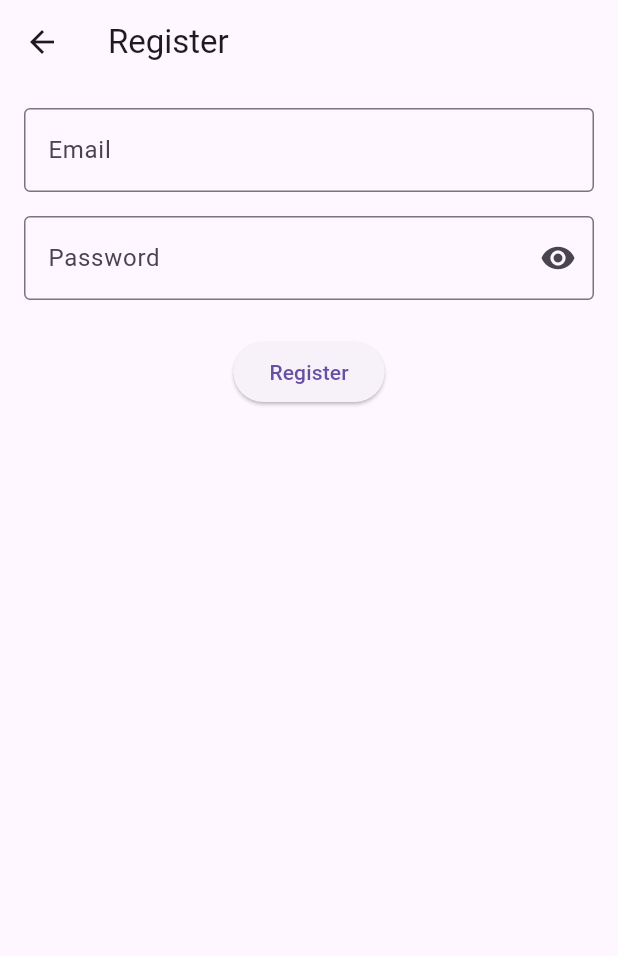
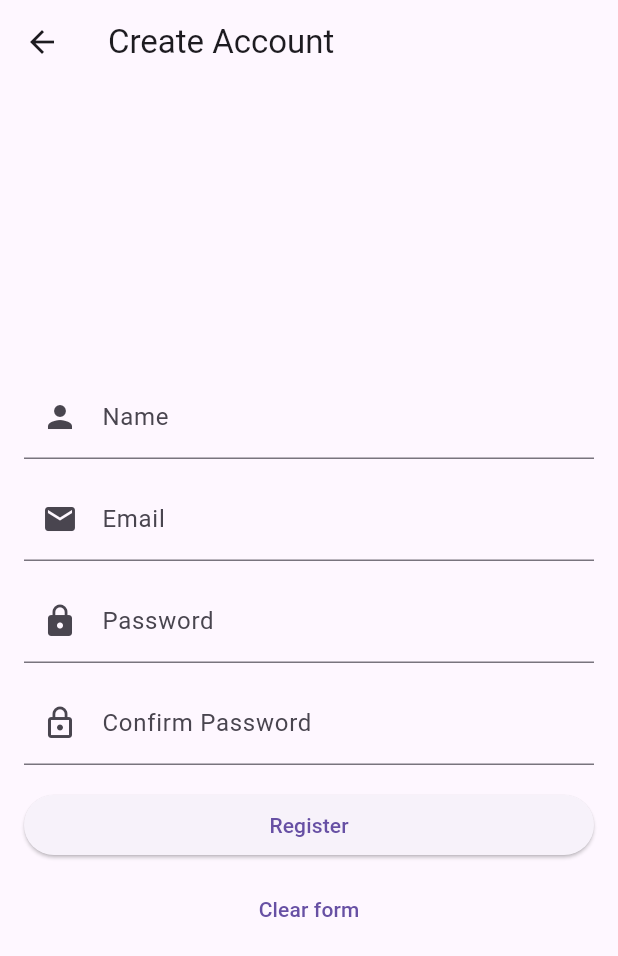
Before and after one commit to Faliboga-Dimitrie/my_2048_game, a Flutter app: the screen it shows after launch, after a tap on "3. Register as player", on a phone screen of 412 x 824 dp. Shown: the top 956 px of the screen. Run offline on Flutter 3.47's test engine with Material 3 defaults, Android fonts, the phone set to English and light mode, and no system bars.

Commit message:
Refactor authentication flow: remove unused login model, implement API service for login and registration, and enhance ViewModels for better state management

```diff
--- /dev/null
+++ b/lib/features/auth/veiwModel/register_vm.dart
@@ -0,0 +1,106 @@
+import 'package:flutter/material.dart';
+import 'package:my_2048_game/features/auth/service/auth_api_service.dart';
+
+class RegisterViewModel extends ChangeNotifier {
+  // Injected dependencies
+  final AuthApiService _authApi;
+  RegisterViewModel(this._authApi);
+
+  final TextEditingController emailController = TextEditingController();
+  final TextEditingController passwordController = TextEditingController();
+  final TextEditingController confirmPasswordController =
+      TextEditingController();
+  final TextEditingController nameController = TextEditingController();
+
+  bool _isLoading = false;
+  String? _errorMessage;
+  bool _obscurePassword = true;
+  bool _obscureConfirmPassword = true;
+
+  bool get isLoading => _isLoading;
+  String? get errorMessage => _errorMessage;
+  bool get obscurePassword => _obscurePassword;
+  bool get obscureConfirmPassword => _obscureConfirmPassword;
+
+  void togglePasswordVisibility() {
+    _obscurePassword = !_obscurePassword;
+    notifyListeners();
+  }
+
+  void toggleConfirmPasswordVisibility() {
+    _obscureConfirmPassword = !_obscureConfirmPassword;
+    notifyListeners();
+  }
+
+  bool _validateForm() {
+    if (nameController.text.isEmpty) {
+      _errorMessage = 'Name is required';
+      return false;
+    }
+    if (emailController.text.isEmpty || !emailController.text.contains('@')) {
+      _errorMessage = 'Valid email is required';
+      return false;
+    }
+    if (passwordController.text.isEmpty || passwordController.text.length < 6) {
+      _errorMessage = 'Password must be at least 6 characters';
+      return false;
+    }
+    if (passwordController.text != confirmPasswordController.text) {
+      _errorMessage = 'Passwords do not match';
+      return false;
+    }
+    return true;
+  }
+
+  Future<bool> register() async {
+    _errorMessage = null;
+
+    if (!_validateForm()) {
+      notifyListeners();
+      return false;
+    }
+
+    _isLoading = true;
+    _errorMessage = null;
+    notifyListeners();
+
+    try {
+      final token = await _authApi.register(
+        email: emailController.text.trim(),
+        password: passwordController.text,
+      );
+
+      await Future.delayed(Duration(seconds: 2)); // Simulate network call
+
+      // Handle successful registration
+      debugPrint('Registered with token: $token');
+      clearForm();
+      return true;
+    } catch (e) {
+      _errorMessage = 'Registration failed';
+      debugPrint(e.toString());
+      return false;
+    } finally {
+      _isLoading = false;
+      notifyListeners();
+    }
+  }
+
+  void clearForm() {
+    emailController.clear();
+    passwordController.clear();
+    confirmPasswordController.clear();
+    nameController.clear();
+    _errorMessage = null;
+    notifyListeners();
+  }
+
+  @override
+  void dispose() {
+    emailController.dispose();
+    passwordController.dispose();
+    confirmPasswordController.dispose();
+    nameController.dispose();
+    super.dispose();
+  }
+}
--- a/lib/features/auth/view/register_view.dart
+++ b/lib/features/auth/view/register_view.dart
@@ -1,102 +1,179 @@
+// register_screen.dart
 import 'package:flutter/material.dart';
+import 'package:my_2048_game/features/auth/veiwModel/register_vm.dart';
+import 'package:provider/provider.dart';
 
-class RegisterScreen extends StatefulWidget {
+class RegisterScreen extends StatelessWidget {
   const RegisterScreen({super.key});
 
   @override
-  State<RegisterScreen> createState() => _RegisterScreenState();
+  Widget build(BuildContext context) {
+    return const _RegisterView();
+  }
 }
 
-class _RegisterScreenState extends State<RegisterScreen> {
-  final _formKey = GlobalKey<FormState>();
-  final _emailController = TextEditingController();
-  final _passwordController = TextEditingController();
-  bool _obscurePassword = true;
+class _RegisterView extends StatefulWidget {
+  const _RegisterView({super.key});
 
   @override
-  void dispose() {
-    _emailController.dispose();
-    _passwordController.dispose();
-    super.dispose();
+  State<_RegisterView> createState() => _RegisterViewState();
 }
 
-  String? _validateEmail(String? value) {
-    if (value == null || value.isEmpty) {
-      return 'Email is required';
+class _RegisterViewState extends State<_RegisterView> {
+  final _formKey = GlobalKey<FormState>();
+
+  Future<void> _onSubmit(RegisterViewModel vm) async {
+    if (!_formKey.currentState!.validate()) return;
+    await vm.register();
   }
-    final emailRegex = RegExp(r'^[\w-\.]+@([\w-]+\.)+[\w-]{2,4}$');
-    if (!emailRegex.hasMatch(value)) {
-      return 'Enter a valid email address';
+
+  @override
+  Widget build(BuildContext context) {
+    final vm = context.watch<RegisterViewModel>(); // this is like Consumer
+
+    return Scaffold(
+      appBar: AppBar(title: const Text('Create Account')),
+      body: SafeArea(
+        child: Center(
+          child: SingleChildScrollView(
+            padding: const EdgeInsets.all(16),
+            child: Form(
+              key: _formKey,
+              child: Column(
+                mainAxisSize: MainAxisSize.min,
+                children: [
+                  // Name
+                  TextFormField(
+                    controller: vm.nameController,
+                    textInputAction: TextInputAction.next,
+                    decoration: const InputDecoration(
+                      labelText: 'Name',
+                      prefixIcon: Icon(Icons.person),
+                    ),
+                    validator: (value) {
+                      if (value == null || value.trim().isEmpty) {
+                        return 'Please enter your name';
                       }
                       return null;
+                    },
+                  ),
+                  const SizedBox(height: 12),
+
+                  // Email
+                  TextFormField(
+                    controller: vm.emailController,
+                    keyboardType: TextInputType.emailAddress,
+                    textInputAction: TextInputAction.next,
+                    decoration: const InputDecoration(
+                      labelText: 'Email',
+                      prefixIcon: Icon(Icons.email),
+                    ),
+                    validator: (value) {
+                      if (value == null || value.trim().isEmpty) {
+                        return 'Please enter your email';
                       }
+                      if (!RegExp(r'^[^@]+@[^@]+\.[^@]+').hasMatch(value)) {
+                        return 'Please enter a valid email';
+                      }
+                      return null;
+                    },
+                  ),
+                  const SizedBox(height: 12),
 
-  String? _validatePassword(String? value) {
+                  // Password
+                  TextFormField(
+                    controller: vm.passwordController,
+                    obscureText: true,
+                    textInputAction: TextInputAction.next,
+                    decoration: const InputDecoration(
+                      labelText: 'Password',
+                      prefixIcon: Icon(Icons.lock),
+                    ),
+                    validator: (value) {
                       if (value == null || value.isEmpty) {
-      return 'Password is required';
+                        return 'Please enter a password';
                       }
                       if (value.length < 6) {
                         return 'Password must be at least 6 characters';
                       }
                       return null;
+                    },
+                  ),
+                  const SizedBox(height: 12),
+
+                  // Confirm Password
+                  TextFormField(
+                    controller: vm.confirmPasswordController,
+                    obscureText: true,
+                    textInputAction: TextInputAction.done,
+                    decoration: const InputDecoration(
+                      labelText: 'Confirm Password',
+                      prefixIcon: Icon(Icons.lock_outline),
+                    ),
+                    validator: (value) {
+                      if (value == null || value.isEmpty) {
+                        return 'Please confirm your password';
                       }
-
-  void _register() {
-    if (_formKey.currentState!.validate()) {
-      // Handle registration logic here
-      final email = _emailController.text;
-      final password = _passwordController.text;
-
-      // TODO: Implement actual registration
-      print('Registering user with email: $email');
+                      if (value != vm.passwordController.text) {
+                        return 'Passwords do not match';
                       }
-  }
-
-  @override
-  Widget build(BuildContext context) {
-    return Scaffold(
-      appBar: AppBar(
-        title: const Text('Register'),
-      ),
-      body: Padding(
-        padding: const EdgeInsets.all(16.0),
-        child: Form(
-          key: _formKey,
-          child: Column(
-            children: [
-              TextFormField(
-                controller: _emailController,
-                decoration: const InputDecoration(
-                  labelText: 'Email',
-                  border: OutlineInputBorder(),
-                ),
-                keyboardType: TextInputType.emailAddress,
-                validator: _validateEmail,
+                      return null;
+                    },
+                    onFieldSubmitted: (_) => _onSubmit(vm),
                   ),
                   const SizedBox(height: 16),
-              TextFormField(
-                controller: _passwordController,
-                decoration: InputDecoration(
-                  labelText: 'Password',
-                  border: const OutlineInputBorder(),
-                  suffixIcon: IconButton(
-                    icon: Icon(_obscurePassword ? Icons.visibility : Icons.visibility_off),
-                    onPressed: () {
-                      setState(() {
-                        _obscurePassword = !_obscurePassword;
-                      });
-                    },
+
+                  // Error message
+                  if (vm.errorMessage != null) ...[
+                    Text(
+                      vm.errorMessage!,
+                      style: TextStyle(
+                        color: Theme.of(context).colorScheme.error,
                       ),
                     ),
-                obscureText: _obscurePassword,
-                validator: _validatePassword,
+                    const SizedBox(height: 8),
+                  ],
+
+                  // Buttons
+                  Row(
+                    children: [
+                      Expanded(
+                        child: ElevatedButton(
+                    onPressed: vm.isLoading
+                        ? null
+                        : () async {
+                            final success = await vm.register();
+                            if (success && context.mounted) {
+                              // navigate to home
+                              Navigator.of(
+                                context,
+                              ).pushReplacementNamed('/login');
+                            } else if (vm.errorMessage != null &&
+                                context.mounted) {
+                              ScaffoldMessenger.of(context).showSnackBar(
+                                SnackBar(content: Text(vm.errorMessage!)),
+                              );
+                            }
+                          },
+                    child: vm.isLoading
+                        ? const SizedBox(
+                            width: 20,
+                            height: 20,
+                            child: CircularProgressIndicator(strokeWidth: 2),
+                          )
+                        : const Text('Register'),
                   ),
-              const SizedBox(height: 24),
-              ElevatedButton(
-                onPressed: _register,
-                child: const Text('Register'),
                       ),
                     ],
+                  ),
+                  const SizedBox(height: 8),
+                  TextButton(
+                    onPressed: vm.isLoading ? null : vm.clearForm,
+                    child: const Text('Clear form'),
+                  ),
+                ],
+              ),
+            ),
           ),
         ),
       ),
--- a/lib/main.dart
+++ b/lib/main.dart
@@ -1,15 +1,18 @@
 import 'package:flutter/material.dart';
 import 'package:my_2048_game/features/auth/veiwModel/login_vm.dart';
+import 'package:my_2048_game/features/auth/veiwModel/register_vm.dart';
 import 'package:my_2048_game/my_app.dart';
 import 'package:provider/provider.dart';
+import 'package:my_2048_game/features/auth/service/auth_api_service.dart';
 
 void main() {
+  final authApi = AuthApiService();
+
   runApp(
     MultiProvider(
       providers: [
-        ChangeNotifierProvider(
-          create: (_) => LoginViewModel(),
-        ),
+        ChangeNotifierProvider(create: (_) => LoginViewModel(authApi)),
+        ChangeNotifierProvider(create: (_) => RegisterViewModel(authApi)),
       ],
       child: const MyApp(),
     ),
--- a/lib/my_app.dart
+++ b/lib/my_app.dart
@@ -15,10 +15,7 @@ class MyApp extends StatelessWidget {
     // Similar cu setarea temei (ex: MaterialTheme) la nivelul de sus al ierarhiei în Compose.
     return MaterialApp(
       title: 'Demo Capitolul 7',
-      theme: ThemeData(
-        primarySwatch: Colors.blue,
-        useMaterial3: true,
-      ),
+      theme: ThemeData(primarySwatch: Colors.blue, useMaterial3: true),
       // Definirea rutei inițiale (ecranul de start)
       initialRoute: '/',
       // Harta rutelor (Named Routes - Vezi 7.5.2)
--- a/pubspec.yaml
+++ b/pubspec.yaml
@@ -35,6 +35,7 @@ dependencies:
   # Use with the CupertinoIcons class for iOS style icons.
   cupertino_icons: ^1.0.8
   provider: ^6.1.5+1
+  http: ^1.6.0
 
 dev_dependencies:
   flutter_test:
```
Also changed, not shown: lib/features/auth/model/login_model.dart (deleted, +0 -9 lines), lib/features/auth/service/auth_api_service.dart (added, +51 -0 lines), lib/features/auth/veiwModel/login_vm.dart (+25 -17 lines), lib/features/auth/view/login_view.dart (+20 -10 lines), lib/welcome.dart (line endings or trailing spaces), pubspec.lock. Lines whose indentation alone changed are shown as unchanged.
